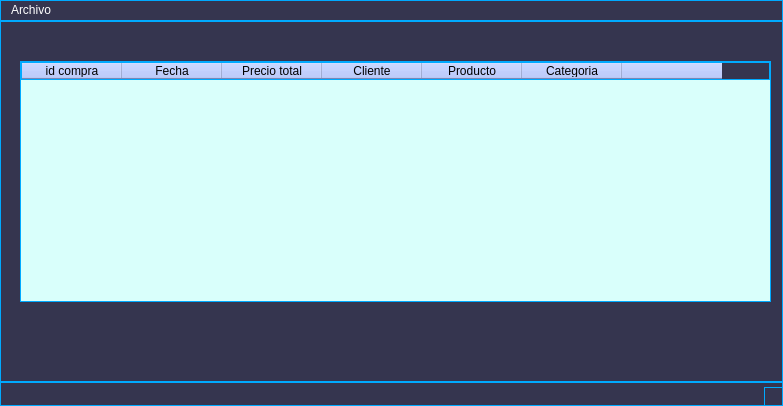
Before: the Qt Designer form views/compras.ui in joanmera/Gameverse_Interface, drawn with Qt 5.
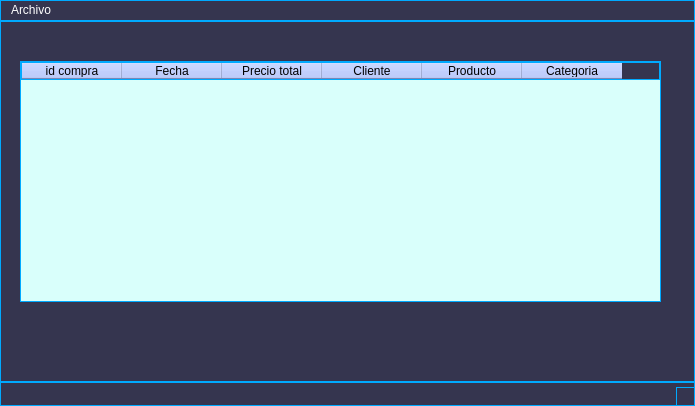
After: the same form once the commit is applied.

Patch:
```diff
--- a/views/compras.ui
+++ b/views/compras.ui
@@ -6,7 +6,7 @@
    <rect>
     <x>0</x>
     <y>0</y>
-    <width>783</width>
+    <width>695</width>
     <height>406</height>
    </rect>
   </property>
@@ -24,7 +24,7 @@
      <rect>
       <x>20</x>
       <y>40</y>
-      <width>751</width>
+      <width>641</width>
       <height>241</height>
      </rect>
     </property>
@@ -79,11 +79,6 @@
       <string>Categoria</string>
      </property>
     </column>
-    <column>
-     <property name="text">
-      <string/>
-     </property>
-    </column>
    </widget>
   </widget>
   <widget class="QMenuBar" name="menubar">
@@ -91,7 +86,7 @@
     <rect>
      <x>0</x>
      <y>0</y>
-     <width>783</width>
+     <width>695</width>
      <height>23</height>
     </rect>
    </property>
```
